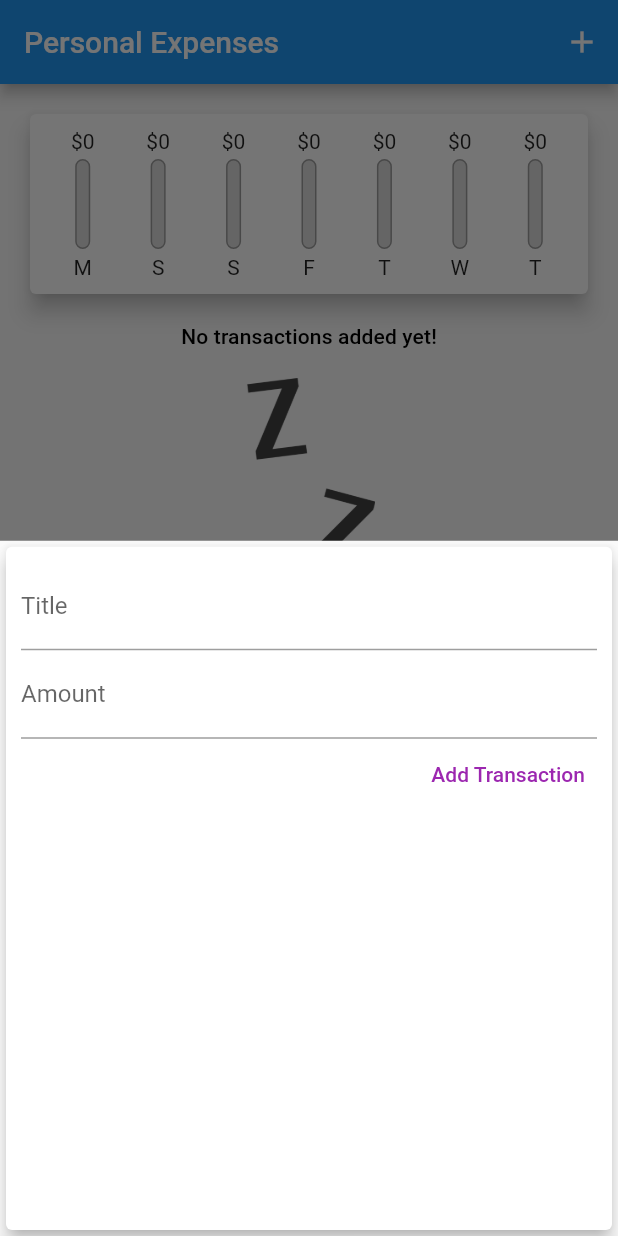
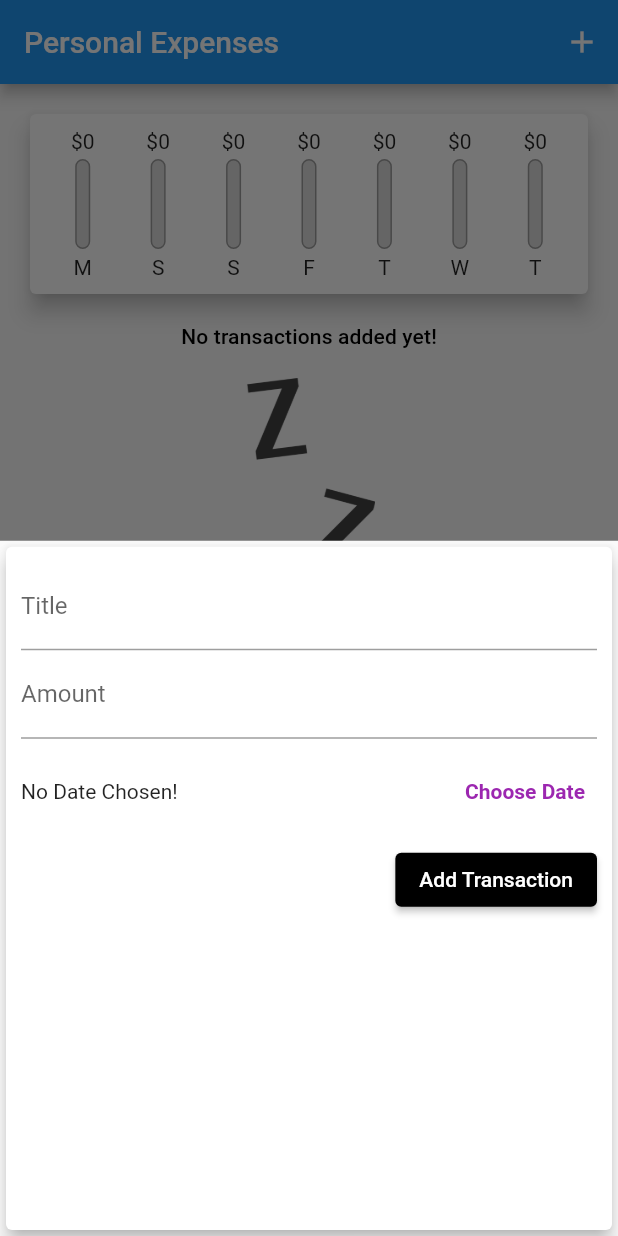
Before and after one commit to mynksnh/flutter_kit, a Flutter app: the screen it shows after launch, after a tap on the "add" icon, on a phone screen of 412 x 824 dp. Run offline on Flutter 3.47's test engine with Material 2 defaults, Android fonts, the light colour scheme and no system bars.

Commit message:
Section 4 Date input and picker

```diff
--- a/lib/personal-expenses_app/widgets/new_transaction.dart
+++ b/lib/personal-expenses_app/widgets/new_transaction.dart
@@ -1,11 +1,56 @@
 import 'package:flutter/material.dart';
+import 'package:intl/intl.dart';
 
-class NewTransaction extends StatelessWidget {
+class NewTransaction extends StatefulWidget {
   final Function addTx;
-  final titleController = TextEditingController();
-  final amountController = TextEditingController();
 
   NewTransaction(this.addTx);
+
+  @override
+  _NewTransactionState createState() => _NewTransactionState();
+}
+
+class _NewTransactionState extends State<NewTransaction> {
+  final _titleController = TextEditingController();
+  final _amountController = TextEditingController();
+  var _selectedDate;
+
+  void _submitData() {
+    if (_amountController.text.isEmpty) {
+      return;
+    }
+    final enteredTitle = _titleController.text;
+    final enteredAmount = double.parse(_amountController.text);
+
+    if (enteredTitle.isEmpty || enteredAmount <= 0 || _selectedDate == null) {
+      return;
+    }
+
+    widget.addTx(
+      enteredTitle,
+      enteredAmount,
+      _selectedDate,
+    );
+
+    Navigator.of(context).pop();
+  }
+
+  void _presentDatePicker() {
+    showDatePicker(
+      context: context,
+      initialDate: DateTime.now(),
+      firstDate: DateTime(2019),
+      lastDate: DateTime.now(),
+    ).then((pickedDate) {
+      if (pickedDate == null) {
+        return;
+      }
+      setState(() {
+        _selectedDate = pickedDate;
+      });
+    });
+    print('...');
+  }
 
   @override
   Widget build(BuildContext context) {
@@ -18,23 +63,51 @@ class NewTransaction extends StatelessWidget {
           children: <Widget>[
             TextField(
               decoration: InputDecoration(labelText: 'Title'),
-              controller: titleController,
+              controller: _titleController,
+              onSubmitted: (_) => _submitData(),
+              // onChanged: (val) {
+              //   titleInput = val;
+              // },
             ),
             TextField(
               decoration: InputDecoration(labelText: 'Amount'),
-              controller: amountController,
+              controller: _amountController,
+              keyboardType: TextInputType.number,
+              onSubmitted: (_) => _submitData(),
+              // onChanged: (val) => amountInput = val,
             ),
-            TextButton(
+            Container(
+              height: 70,
+              child: Row(
+                children: <Widget>[
+                  Expanded(
+                    child: Text(
+                      _selectedDate == null
+                          ? 'No Date Chosen!'
+                          : 'Picked Date: ${DateFormat.yMd().format(_selectedDate)}',
+                    ),
+                  ),
+                  TextButton(
+                    style: TextButton.styleFrom(
+                      foregroundColor: Colors.purple,
+                    ),
+                    child: Text(
+                      'Choose Date',
+                      style: TextStyle(
+                        fontWeight: FontWeight.bold,
+                      ),
+                    ),
+                    onPressed: _presentDatePicker,
+                  ),
+                ],
+              ),
+            ),
+            ElevatedButton(
               child: Text('Add Transaction'),
-              style: TextButton.styleFrom(
-                foregroundColor: Colors.purple,
+              style: ElevatedButton.styleFrom(
+                backgroundColor: Colors.black,
               ),
-              onPressed: () {
-                addTx(
-                  titleController.text,
-                  double.parse(amountController.text),
-                );
-              },
+              onPressed: _submitData,
             ),
           ],
         ),
```
